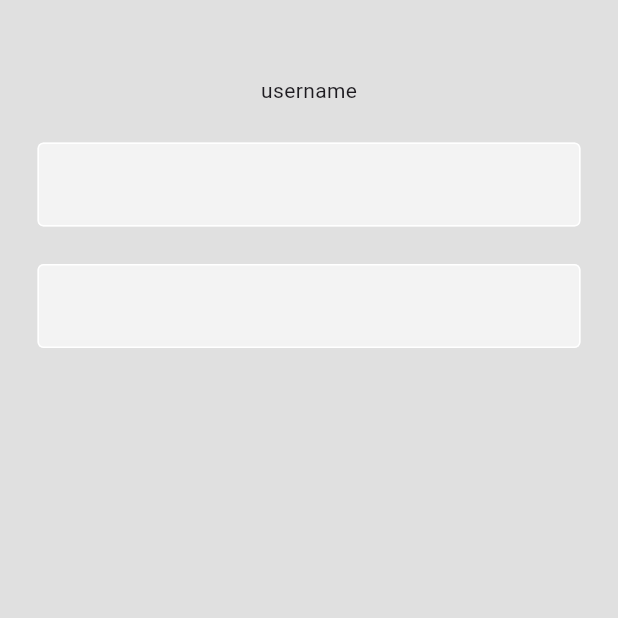
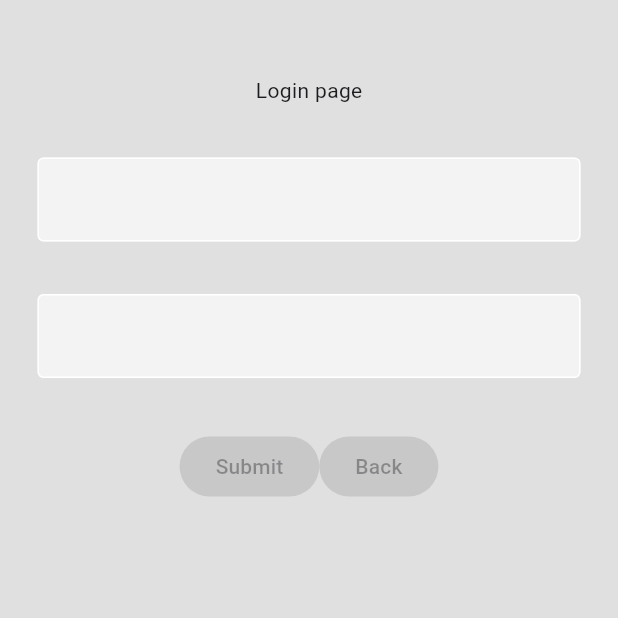
Before and after one commit to CableBK/login, a Flutter app: the screen it shows after launch, on a phone screen of 412 x 824 dp, the top half of it. Run offline on Flutter 3.47's test engine with Material 3 defaults, Android fonts, the phone set to English and light mode, and no system bars.

Commit message:
Update Button

```diff
--- a/lib/pages/login_page.dart
+++ b/lib/pages/login_page.dart
@@ -1,4 +1,5 @@
 import 'package:flutter/material.dart';
+import 'package:flutter/widgets.dart';
 import 'package:login/components/textfield.dart';
 
 class LoginPage extends StatefulWidget {
@@ -21,12 +22,21 @@ class _LoginPageState extends State<LoginPage> {
                 height: 50,
               ),
               Text(
-                'username',
+                'Login page',
               ),
-              const SizedBox(height: 25),
+              const SizedBox(height: 35),
               Textfield(),
-              SizedBox(height: 25),
+              SizedBox(height: 35),
               Textfield(),
+              const SizedBox(height: 35),
+              Row(
+                mainAxisAlignment: MainAxisAlignment.center,
+                children: [
+                  ElevatedButton(onPressed: null, child: Text('Submit')),
+                  const SizedBox(height: 35),
+                  ElevatedButton(onPressed: null, child: Text('Back')),
+                ],
+              )
             ],
           ),
         ),
```
